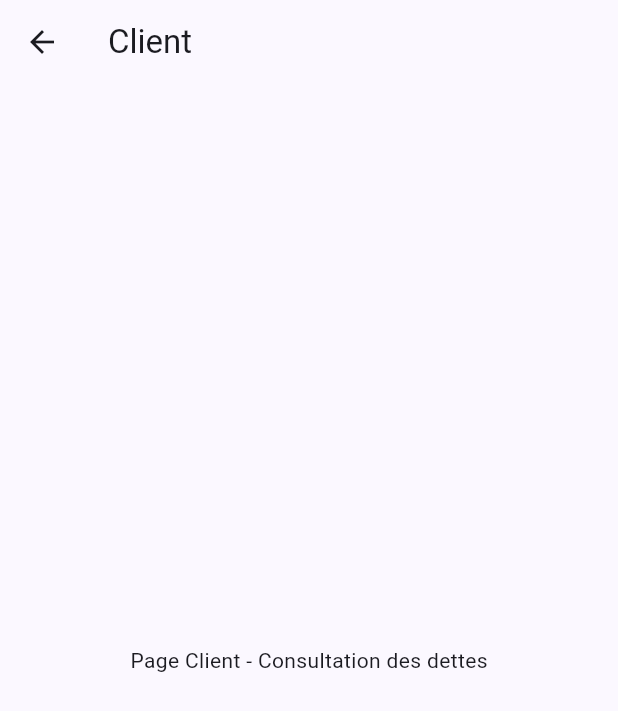
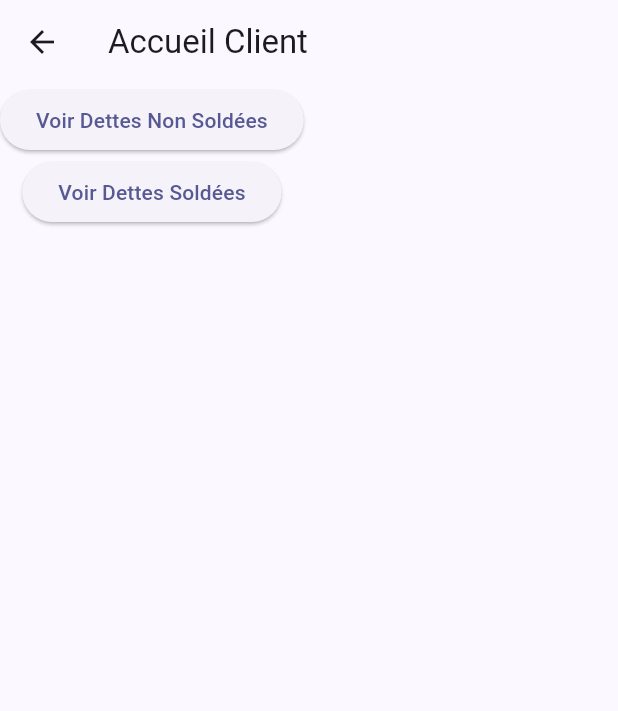
Before and after one commit to pierre1907/gestion-boutique-mobile, a Flutter app: the screen it shows after launch, after a tap on "Accès Client", on a phone screen of 412 x 824 dp. Shown: the top 711 px of the screen. Run offline on Flutter 3.47's test engine with Material 3 defaults, Android fonts, the phone set to English and light mode, and no system bars; our stand-ins replace get.

```diff
--- a/lib/main.dart
+++ b/lib/main.dart
@@ -16,6 +16,7 @@ class MyApp extends StatelessWidget {
   Widget build(BuildContext context) {
     return GetMaterialApp(
       title: 'Boutique 225',
+      debugShowCheckedModeBanner: false,
       theme: ThemeData(
         colorScheme: ColorScheme.fromSeed(
             seedColor: const Color.fromARGB(255, 6, 2, 255)),
--- a/lib/views/client/client.page.dart
+++ b/lib/views/client/client.page.dart
@@ -1,14 +1,90 @@
 import 'package:flutter/material.dart';
+import 'package:gestion_boutique_mobile/controllers/client_details_controller.dart';
+import 'package:gestion_boutique_mobile/models/Client.dart';
+import 'package:gestion_boutique_mobile/models/Dette.dart';
+import 'package:gestion_boutique_mobile/views/client/PaidDebtsPage.dart';
+import 'package:gestion_boutique_mobile/views/client/UnpaidDebtsPage.dart';
+import 'package:get/get.dart';
 
-class ClientPage extends StatelessWidget {
+class ClientHomePage extends StatelessWidget {
+  final ClientDetailController clientDetailController =
+      Get.put(ClientDetailController());
+
   @override
   Widget build(BuildContext context) {
+    // Exemple de client pour la démonstration
+    final client = Client(
+      surname: 'John Doe',
+      phone: '1234567890',
+      address: '123 Main St',
+      debts: [
+        Dette(date: '2024-09-01', amount: 100.0, isPaid: false),
+        Dette(date: '2024-09-02', amount: 150.0, isPaid: true),
+        Dette(date: '2024-09-03', amount: 200.0, isPaid: false),
+        Dette(date: '2024-09-04', amount: 250.0, isPaid: true),
+        Dette(date: '2024-09-05', amount: 300.0, isPaid: false),
+        Dette(date: '2024-09-06', amount: 350.0, isPaid: true),
+        Dette(date: '2024-09-07', amount: 400.0, isPaid: false),
+        Dette(date: '2024-09-08', amount: 450.0, isPaid: true),
+        Dette(date: '2024-09-09', amount: 500.0, isPaid: false),
+        Dette(date: '2024-09-10', amount: 550.0, isPaid: true),
+        Dette(date: '2024-09-11', amount: 600.0, isPaid: false),
+        Dette(date: '2024-09-12', amount: 650.0, isPaid: true),
+        Dette(date: '2024-09-13', amount: 700.0, isPaid: false),
+        Dette(date: '2024-09-14', amount: 750.0, isPaid: true),
+        Dette(date: '2024-09-15', amount: 800.0, isPaid: false),
+        Dette(date: '2024-09-16', amount: 850.0, isPaid: true),
+        Dette(date: '2024-09-17', amount: 900.0, isPaid: false),
+        Dette(date: '2024-09-18', amount: 950.0, isPaid: true),
+        Dette(date: '2024-09-19', amount: 1000.0, isPaid: false),
+        Dette(date: '2024-09-20', amount: 1050.0, isPaid: true),
+        Dette(date: '2024-09-21', amount: 1100.0, isPaid: false),
+        Dette(date: '2024-09-22', amount: 1150.0, isPaid: true),
+        Dette(date: '2024-09-23', amount: 1200.0, isPaid: false),
+        Dette(date: '2024-09-24', amount: 1250.0, isPaid: true),
+        Dette(date: '2024-09-25', amount: 1300.0, isPaid: false),
+        Dette(date: '2024-09-26', amount: 1350.0, isPaid: true),
+        Dette(date: '2024-09-27', amount: 1400.0, isPaid: false),
+        Dette(date: '2024-09-28', amount: 1450.0, isPaid: true),
+        Dette(date: '2024-09-29', amount: 1500.0, isPaid: false),
+        Dette(date: '2024-09-30', amount: 1550.0, isPaid: true),
+        Dette(date: '2024-10-01', amount: 1600.0, isPaid: false),
+        Dette(date: '2024-10-02', amount: 1650.0, isPaid: true),
+        Dette(date: '2024-10-03', amount: 1700.0, isPaid: false),
+        Dette(date: '2024-10-04', amount: 1750.0, isPaid: true),
+        Dette(date: '2024-10-05', amount: 1800.0, isPaid: false),
+        Dette(date: '2024-10-06', amount: 1850.0, isPaid: true),
+      ],
+    );
+
+    // Mise à jour du client dans le contrôleur
+    clientDetailController.client.value = client;
+
     return Scaffold(
       appBar: AppBar(
-        title: Text('Client'),
+        title: Text('Accueil Client'),
       ),
-      body: Center(
-        child: Text('Page Client - Consultation des dettes'),
+      body: Column(
+        children: [
+          ElevatedButton(
+            onPressed: () {
+              // Utilise `Future.delayed` pour éviter les mises à jour pendant la phase de construction
+              Future.delayed(Duration.zero, () {
+                Get.to(() => UnpaidDebtsPage());
+              });
+            },
+            child: Text('Voir Dettes Non Soldées'),
+          ),
+          ElevatedButton(
+            onPressed: () {
+              // Utilise `Future.delayed` pour éviter les mises à jour pendant la phase de construction
+              Future.delayed(Duration.zero, () {
+                Get.to(() => PaidDebtsPage());
+              });
+            },
+            child: Text('Voir Dettes Soldées'),
+          ),
+        ],
       ),
     );
   }
--- a/lib/views/home.page.dart
+++ b/lib/views/home.page.dart
@@ -27,7 +27,7 @@ class HomePage extends StatelessWidget {
             btnCustom(
               text: 'Accès Client',
               onPressed: () {
-                Get.to(() => ClientPage());
+                Get.to(() => ClientHomePage());
               },
             ),
           ],
--- a/lib/widgets/custom_drawer.dart
+++ b/lib/widgets/custom_drawer.dart
@@ -41,7 +41,7 @@ class CustomDrawer extends StatelessWidget {
             leading: Icon(Icons.person),
             title: Text('Client'),
             onTap: () {
-              Get.to(() => ClientPage());
+              Get.to(() => ClientHomePage());
             },
           ),
         ],
--- a/pubspec.yaml
+++ b/pubspec.yaml
@@ -31,6 +31,8 @@ dependencies:
   flutter:
     sdk: flutter
   get :
+  http: ^0.13.4
+
 
 
   # The following adds the Cupertino Icons font to your application.
```
Also changed, not shown: lib/views/boutiquier/create_client_page.dart (+54 -10 lines), lib/views/client/PaidDebtsPage.dart (added, +31 -0 lines), lib/views/client/UnpaidDebtsPage.dart (added, +31 -0 lines), pubspec.lock.
